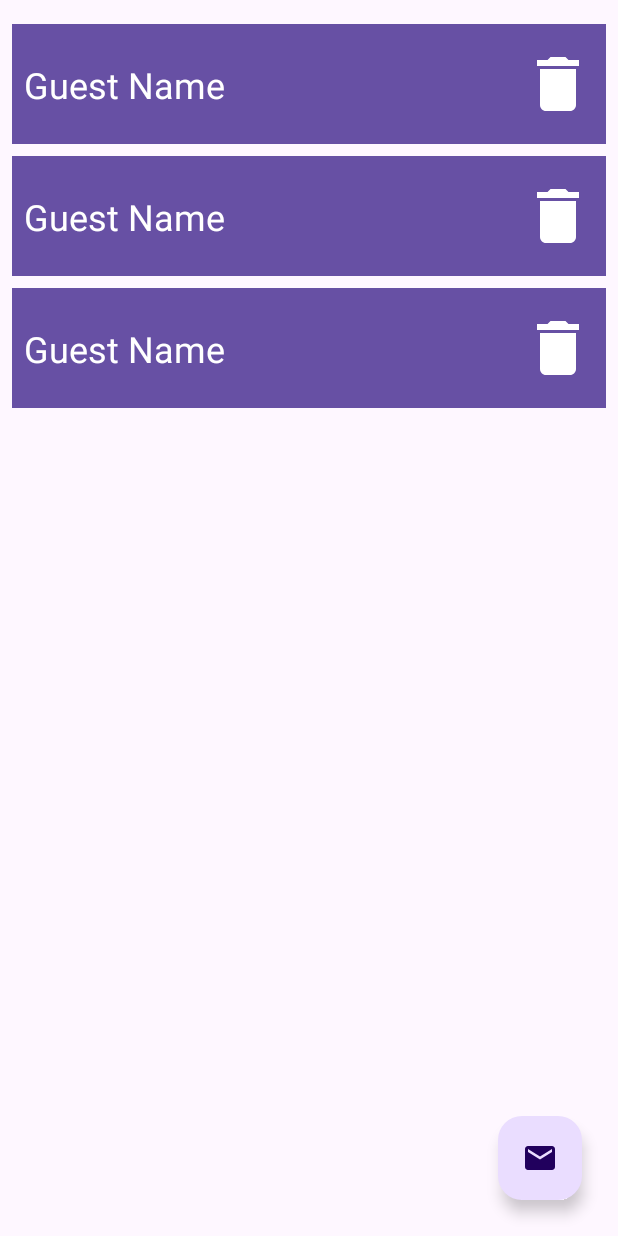
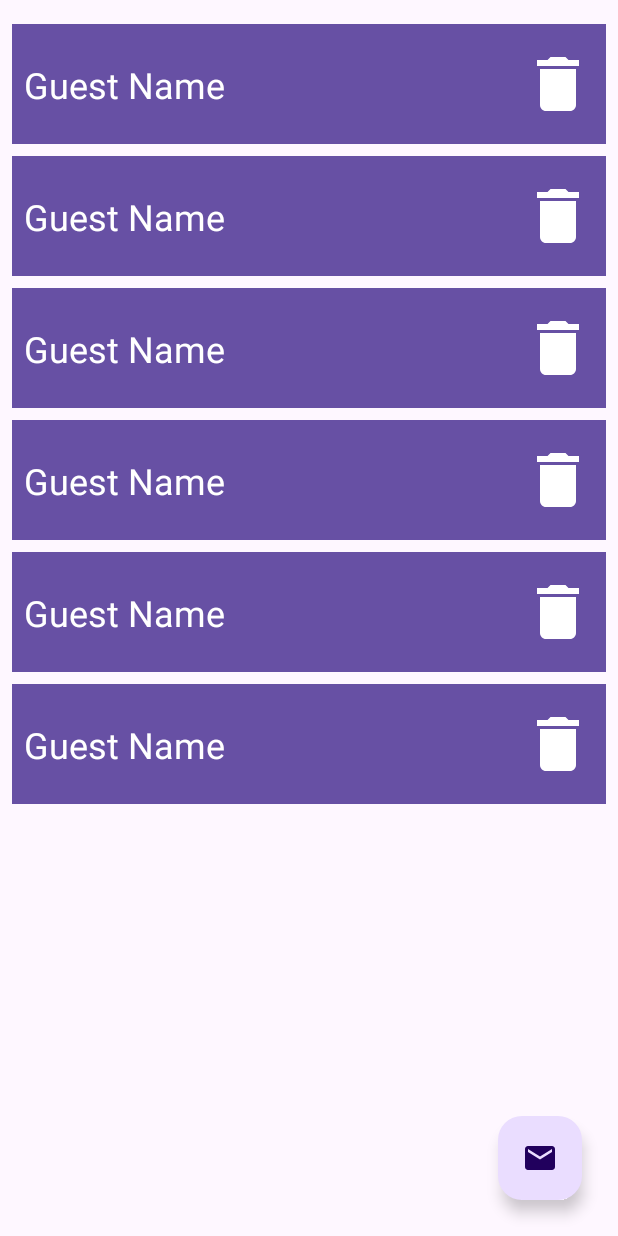
Before and after one commit to helderzack/section-31st_guests, an Android app: the layout fragment_guests.xml on its own in the app's theme, with its tools: preview values and no code run, on a phone screen of 412 x 824 dp. Run offline under Robolectric (Android 15) with nearby library versions, the phone set to English and light mode, and no system bars.

```diff
--- a/app/src/main/res/layout/fragment_guests.xml
+++ b/app/src/main/res/layout/fragment_guests.xml
@@ -14,6 +14,7 @@
         app:layout_constraintEnd_toEndOf="parent"
         app:layout_constraintStart_toStartOf="parent"
         app:layout_constraintTop_toTopOf="parent"
+        tools:itemCount="6"
         tools:listitem="@layout/guest_item" />
 
     <com.google.android.material.floatingactionbutton.FloatingActionButton
```
Also changed, not shown: 6 other files.
